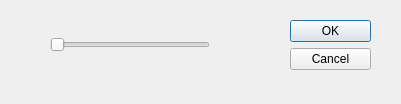
The window that scripts/brigthnes_dialog.ui (j-lazo/Digital_images_procesing) describes before a commit, drawn with Qt 5.
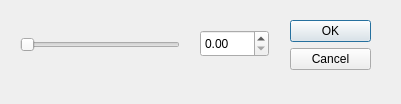
The same window after the commit.

The edit to the form file:
```diff
--- a/scripts/brigthnes_dialog.ui
+++ b/scripts/brigthnes_dialog.ui
@@ -32,7 +32,7 @@
   <widget class="QSlider" name="horizontalSlider">
    <property name="geometry">
     <rect>
-     <x>50</x>
+     <x>20</x>
      <y>30</y>
      <width>160</width>
      <height>29</height>
@@ -42,6 +42,16 @@
     <enum>Qt::Horizontal</enum>
    </property>
   </widget>
+  <widget class="QDoubleSpinBox" name="doubleSpinBox">
+   <property name="geometry">
+    <rect>
+     <x>200</x>
+     <y>30</y>
+     <width>69</width>
+     <height>27</height>
+    </rect>
+   </property>
+  </widget>
  </widget>
  <resources/>
  <connections>
```
